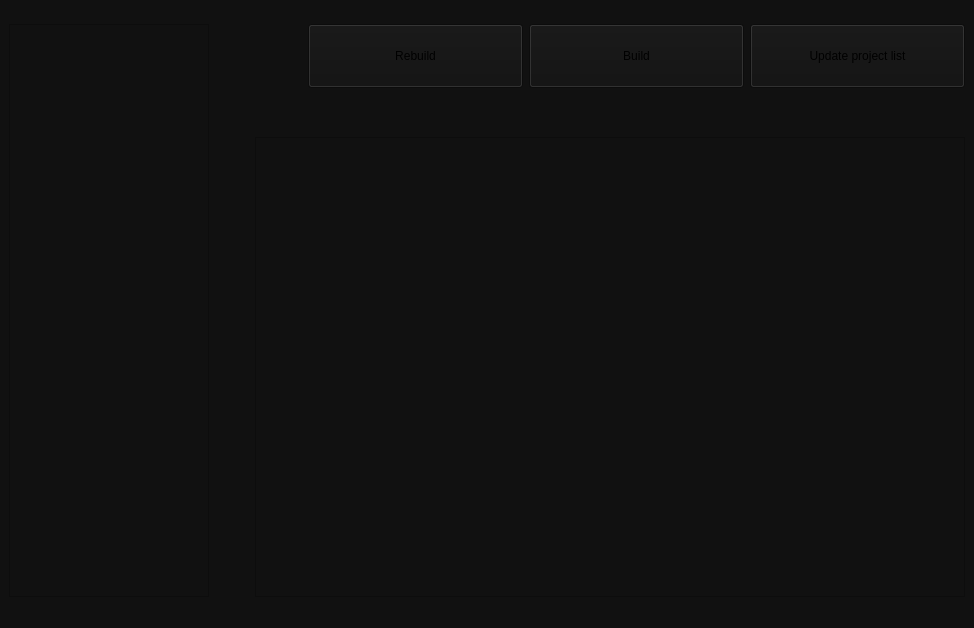
Stalker72742/UEBuilder, file Source/UEBuilder/mainwindow.ui: the form before one commit.
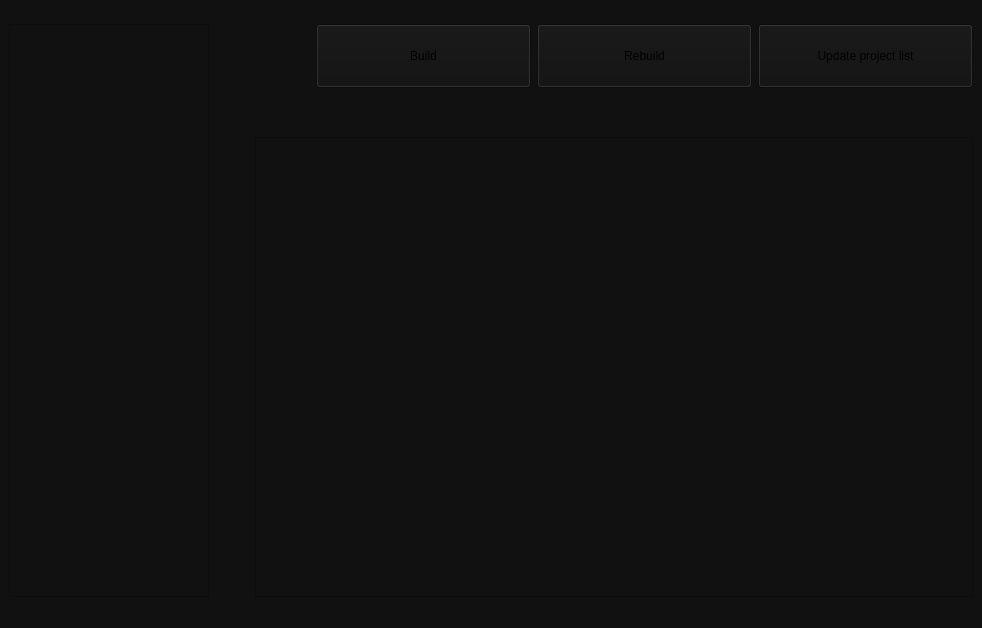
The form after the commit.

```diff
--- a/Source/UEBuilder/mainwindow.ui
+++ b/Source/UEBuilder/mainwindow.ui
@@ -9,7 +9,7 @@
    <rect>
     <x>0</x>
     <y>0</y>
-    <width>974</width>
+    <width>982</width>
     <height>628</height>
    </rect>
   </property>
@@ -49,6 +49,9 @@
         <property name="orientation">
          <enum>Qt::Orientation::Horizontal</enum>
         </property>
+        <property name="sizeType">
+         <enum>QSizePolicy::Policy::Fixed</enum>
+        </property>
         <property name="sizeHint" stdset="0">
          <size>
           <width>40</width>
@@ -108,25 +111,6 @@
         </property>
        </spacer>
       </item>
-      <item>
-       <widget class="QPushButton" name="Rebuild">
-        <property name="sizePolicy">
-         <sizepolicy hsizetype="Minimum" vsizetype="Preferred">
-          <horstretch>0</horstretch>
-          <verstretch>0</verstretch>
-         </sizepolicy>
-        </property>
-        <property name="minimumSize">
-         <size>
-          <width>215</width>
-          <height>64</height>
-         </size>
-        </property>
-        <property name="text">
-         <string>Rebuild</string>
-        </property>
-       </widget>
-      </item>
       <item>
        <widget class="QPushButton" name="Build">
         <property name="sizePolicy">
@@ -152,6 +136,25 @@
         </property>
        </widget>
       </item>
+      <item>
+       <widget class="QPushButton" name="Rebuild">
+        <property name="sizePolicy">
+         <sizepolicy hsizetype="Minimum" vsizetype="Preferred">
+          <horstretch>0</horstretch>
+          <verstretch>0</verstretch>
+         </sizepolicy>
+        </property>
+        <property name="minimumSize">
+         <size>
+          <width>215</width>
+          <height>64</height>
+         </size>
+        </property>
+        <property name="text">
+         <string>Rebuild</string>
+        </property>
+       </widget>
+      </item>
       <item>
        <widget class="QPushButton" name="Update">
         <property name="sizePolicy">
```
Left out of the diff: 2 changed lines with no effect on the pictures.
